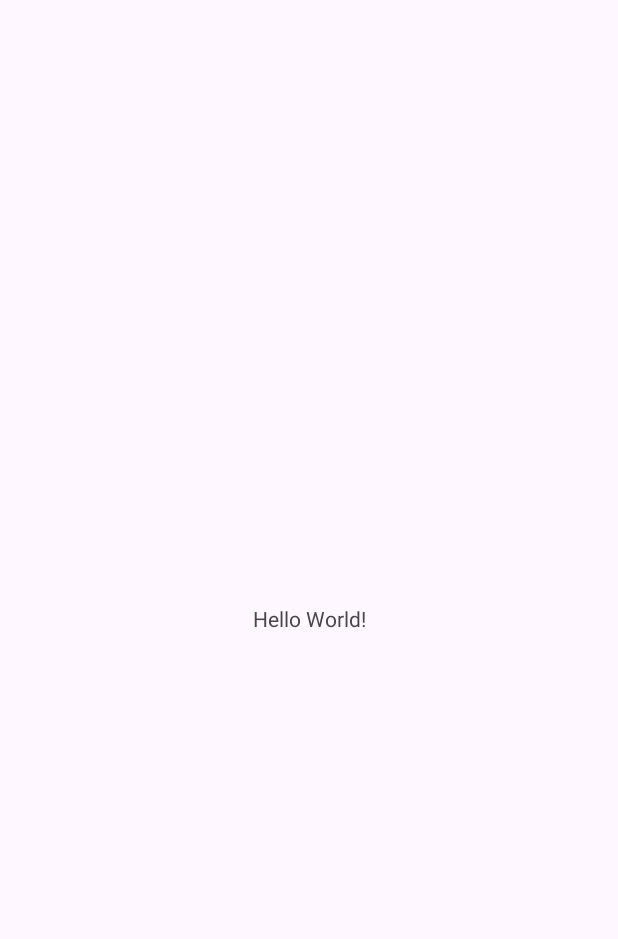
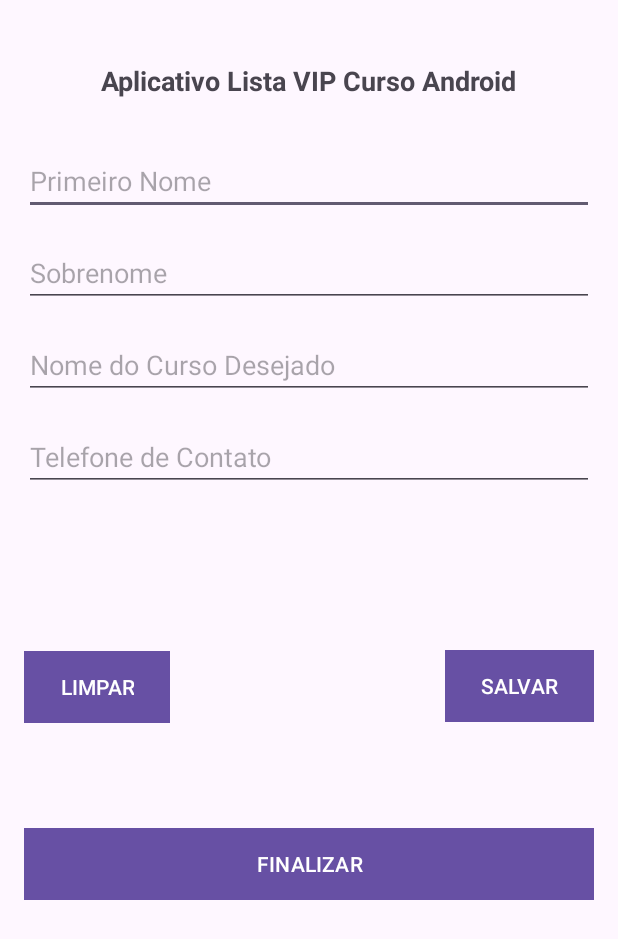
Before and after one commit to oliverborba/Curso_Android_2023, an Android app: the screen it shows after launch (MainActivity), on a phone screen of 412 x 824 dp. Before the commit the part shown is almost empty. Shown: the top 939 px of the screen. Run offline under Robolectric (Android 15) with nearby library versions, the phone set to English and light mode, and no system bars.

Commit message:
Criar o Layout do Aplicativo

```diff
--- a/AppListaCurso/app/src/main/res/layout/activity_main.xml
+++ b/AppListaCurso/app/src/main/res/layout/activity_main.xml
@@ -7,12 +7,122 @@
     tools:context=".MainActivity">
 
     <TextView
+        android:id="@+id/textView"
         android:layout_width="wrap_content"
         android:layout_height="wrap_content"
-        android:text="Hello World!"
+        android:layout_marginTop="24dp"
+        android:text="Aplicativo Lista VIP Curso Android"
+        android:textSize="18sp"
+        android:textStyle="bold"
         app:layout_constraintBottom_toBottomOf="parent"
         app:layout_constraintEnd_toEndOf="parent"
         app:layout_constraintStart_toStartOf="parent"
-        app:layout_constraintTop_toTopOf="parent" />
+        app:layout_constraintTop_toTopOf="parent"
+        app:layout_constraintVertical_bias="0.022" />
+
+    <EditText
+        android:id="@+id/editTextText1"
+        android:layout_width="match_parent"
+        android:layout_height="wrap_content"
+        android:layout_marginStart="16dp"
+        android:layout_marginTop="32dp"
+        android:layout_marginEnd="16dp"
+        android:ems="10"
+        android:hint="Primeiro Nome"
+        android:inputType="text"
+        app:layout_constraintEnd_toEndOf="parent"
+        app:layout_constraintStart_toStartOf="parent"
+        app:layout_constraintTop_toBottomOf="@+id/textView" />
+
+    <EditText
+        android:id="@+id/editTextText2"
+        android:layout_width="match_parent"
+        android:layout_height="wrap_content"
+        android:layout_marginStart="16dp"
+        android:layout_marginTop="16dp"
+        android:layout_marginEnd="16dp"
+        android:ems="10"
+        android:hint="Sobrenome"
+        android:inputType="text"
+        app:layout_constraintEnd_toEndOf="parent"
+        app:layout_constraintHorizontal_bias="0.0"
+        app:layout_constraintStart_toStartOf="parent"
+        app:layout_constraintTop_toBottomOf="@+id/editTextText1" />
+
+    <EditText
+        android:id="@+id/editTextText3"
+        android:layout_width="match_parent"
+        android:layout_height="wrap_content"
+        android:layout_marginStart="16dp"
+        android:layout_marginTop="16dp"
+        android:layout_marginEnd="16dp"
+        android:ems="10"
+        android:hint="Nome do Curso Desejado"
+        android:inputType="text"
+        app:layout_constraintEnd_toEndOf="parent"
+        app:layout_constraintHorizontal_bias="0.0"
+        app:layout_constraintStart_toStartOf="parent"
+        app:layout_constraintTop_toBottomOf="@+id/editTextText2" />
+
+    <EditText
+        android:id="@+id/editTextText4"
+        android:layout_width="match_parent"
+        android:layout_height="wrap_content"
+        android:layout_marginStart="16dp"
+        android:layout_marginTop="16dp"
+        android:layout_marginEnd="16dp"
+        android:ems="10"
+        android:hint="Telefone de Contato"
+        android:inputType="text"
+        app:layout_constraintEnd_toEndOf="parent"
+        app:layout_constraintHorizontal_bias="0.0"
+        app:layout_constraintStart_toStartOf="parent"
+        app:layout_constraintTop_toBottomOf="@+id/editTextText3" />
+
+    <Button
+        android:id="@+id/button"
+        android:layout_width="wrap_content"
+        android:layout_height="wrap_content"
+        android:layout_marginStart="16dp"
+        android:layout_marginEnd="196dp"
+        android:layout_marginBottom="68dp"
+        android:background="@color/corBotoes"
+        android:hapticFeedbackEnabled="false"
+        android:text="LIMPAR"
+        app:layout_constraintBottom_toTopOf="@+id/button3"
+        app:layout_constraintEnd_toStartOf="@+id/button2"
+        app:layout_constraintHorizontal_bias="0.0"
+        app:layout_constraintStart_toStartOf="parent"
+        app:layout_constraintTop_toBottomOf="@+id/editTextText4"
+        app:layout_constraintVertical_bias="0.984" />
+
+    <Button
+        android:id="@+id/button2"
+        android:layout_width="wrap_content"
+        android:layout_height="wrap_content"
+        android:layout_marginEnd="16dp"
+        android:layout_marginBottom="68dp"
+        android:background="@color/corBotoes"
+        android:text="SALVAR"
+        app:layout_constraintBottom_toTopOf="@+id/button3"
+        app:layout_constraintEnd_toEndOf="parent"
+        app:layout_constraintTop_toBottomOf="@+id/editTextText4"
+        app:layout_constraintVertical_bias="0.978" />
+
+    <Button
+        android:id="@+id/button3"
+        android:layout_width="match_parent"
+        android:layout_height="wrap_content"
+        android:layout_margin="16dp"
+        android:layout_marginStart="16dp"
+        android:layout_marginEnd="16dp"
+        android:layout_marginBottom="184dp"
+        android:background="@color/corBotoes"
+        android:text="FINALIZAR"
+        app:layout_constraintBottom_toBottomOf="parent"
+        app:layout_constraintEnd_toEndOf="parent"
+        app:layout_constraintHorizontal_bias="1.0"
+        app:layout_constraintStart_toStartOf="parent"
+        app:layout_constraintTop_toBottomOf="@+id/editTextText4" />
 
 </androidx.constraintlayout.widget.ConstraintLayout>
--- a/AppListaCurso/app/src/main/res/values/colors.xml
+++ b/AppListaCurso/app/src/main/res/values/colors.xml
@@ -2,4 +2,6 @@
 <resources>
     <color name="black">#FF000000</color>
     <color name="white">#FFFFFFFF</color>
+    <color name="corBotoes">#52ADB3
+    </color>
 </resources>
```
